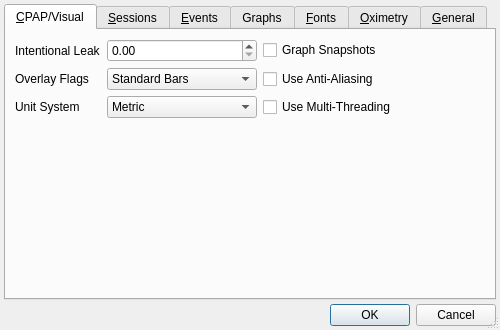
The window that preferencesdialog.ui (sbonaime/sleepyhead-code.) describes before a commit, drawn with Qt 5.
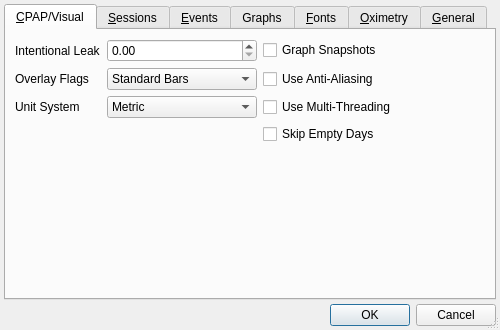
The same window after the commit. The open tabs and pages were chosen to show the change.

Commit message: Preferenalize that skip feature

```diff
--- a/preferencesdialog.ui
+++ b/preferencesdialog.ui
@@ -209,6 +209,16 @@
          </property>
         </spacer>
        </item>
+       <item row="7" column="2">
+        <widget class="QCheckBox" name="skipEmptyDays">
+         <property name="toolTip">
+          <string>Skip empty days with Prev &amp; Next buttons above daily view calendar</string>
+         </property>
+         <property name="text">
+          <string>Skip Empty Days</string>
+         </property>
+        </widget>
+       </item>
       </layout>
      </widget>
      <widget class="QWidget" name="sessionTab">
```
Left out of the diff: 2 changed lines with no effect on the pictures. The commit also changes 2 other files.
